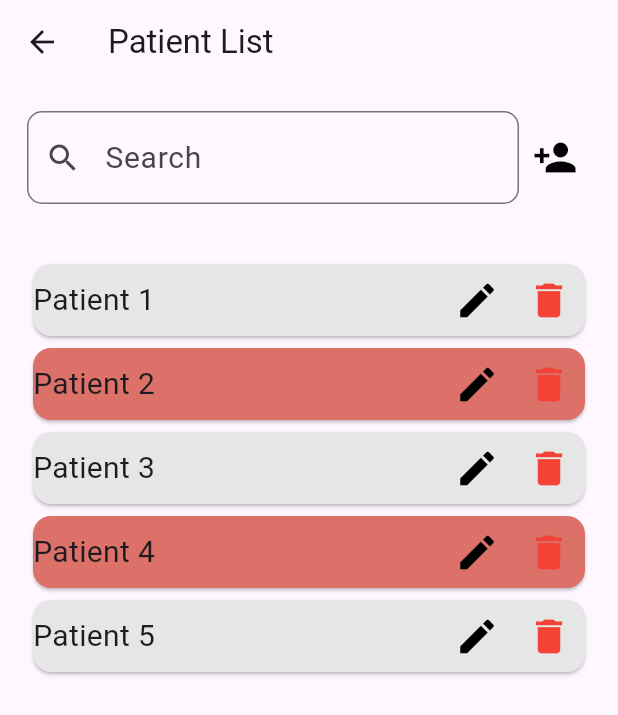
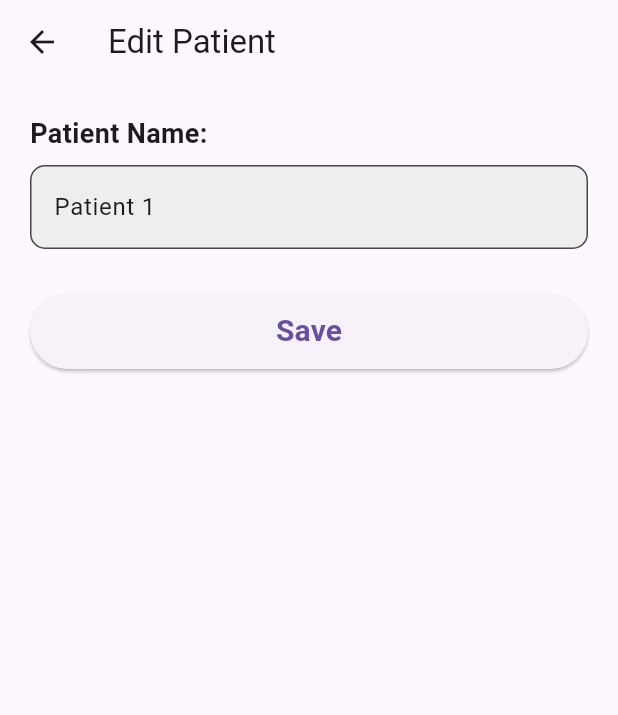
Before and after one commit to ywu256/MAPD722_Project, a Flutter app: the PatientListPage screen opened directly, after a tap on the "edit" icon, on a phone screen of 412 x 824 dp. Shown: the top 715 px of the screen. Run offline on Flutter 3.47's test engine with Material 3 defaults, Android fonts, the light colour scheme and no system bars.

Commit message:
Add edit patient page

```diff
--- a/lib/AddPatient.dart
+++ b/lib/AddPatient.dart
@@ -13,9 +13,7 @@ class _AddPatientPageState extends State<AddPatientPage> {
 
   void _submit() {
     String name = _nameController.text.trim();
-    if (name.isNotEmpty) {
-      Navigator.pop(context, {'name': name, 'isCritical': _isCritical});
-    }
+    Navigator.pop(context, {'name': name, 'isCritical': _isCritical});
   }
 
   @override
--- /dev/null
+++ b/lib/EditPatient.dart
@@ -0,0 +1,62 @@
+import 'package:flutter/material.dart';
+
+class EditPatientPage extends StatefulWidget {
+  final String patientName;
+
+  const EditPatientPage({super.key, required this.patientName});
+
+  @override
+  _EditPatientPageState createState() => _EditPatientPageState();
+}
+
+class _EditPatientPageState extends State<EditPatientPage> {
+  late TextEditingController _nameController;
+
+  @override
+  void initState() {
+    super.initState();
+    _nameController = TextEditingController(text: widget.patientName);
+  }
+
+  void _save() {
+    String updatedName = _nameController.text.trim();
+    Navigator.pop(context, {'name': updatedName});
+  }
+
+  @override
+  Widget build(BuildContext context) {
+    return Scaffold(
+      appBar: AppBar(title: const Text('Edit Patient')),
+      body: Padding(
+        padding: const EdgeInsets.all(20),
+        child: Column(
+          crossAxisAlignment: CrossAxisAlignment.start,
+          children: [
+            const Text('Patient Name:', style: TextStyle(fontSize: 18, fontWeight: FontWeight.bold)),
+            const SizedBox(height: 8),
+            TextField(
+              controller: _nameController,
+              decoration: InputDecoration(
+                hintText: "Enter Patient Name",
+                border: OutlineInputBorder(borderRadius: BorderRadius.circular(10)),
+                filled: true,
+                fillColor: Colors.grey[200],
+              ),
+            ),
+            const SizedBox(height: 30),
+            Center(
+              child: SizedBox(
+                width: double.infinity,
+                height: 50,
+                child: ElevatedButton(
+                  onPressed: _save,
+                  child: const Text("Save", style: TextStyle(fontSize: 20, fontWeight: FontWeight.bold)),
+                ),
+              ),
+            ),
+          ],
+        ),
+      ),
+    );
+  }
+}
--- a/lib/PatientListScreen.dart
+++ b/lib/PatientListScreen.dart
@@ -1,5 +1,6 @@
 import 'package:flutter/material.dart';
 import 'AddPatient.dart';
+import 'EditPatient.dart';
 
 class PatientListPage extends StatefulWidget {
   @override
@@ -21,17 +22,11 @@ class _PatientListState extends State<PatientListPage> {
   ];
 
   // To add a patient
-  Future<void> _addPatient() async {
-    final result = await Navigator.push(
+  void _addPatient() {
+    Navigator.push(
       context,
       MaterialPageRoute(builder: (context) => const AddPatientPage()),
     );
-
-    if (result != null && result is Map<String, dynamic>) {
-      setState(() {
-        patients.add(result);
-      });
-    }
   }
 
   // To delete a patient
@@ -42,7 +37,14 @@ class _PatientListState extends State<PatientListPage> {
   }
 
   // To edit a patient
-  void _editPatient(int index) {}
+  void _editPatient(int index) {
+    Navigator.push(
+      context,
+      MaterialPageRoute(
+        builder: (context) => EditPatientPage(patientName: patients[index]['name']),
+      ),
+    );
+  }
 
   @override
   Widget build(BuildContext context) {
```
